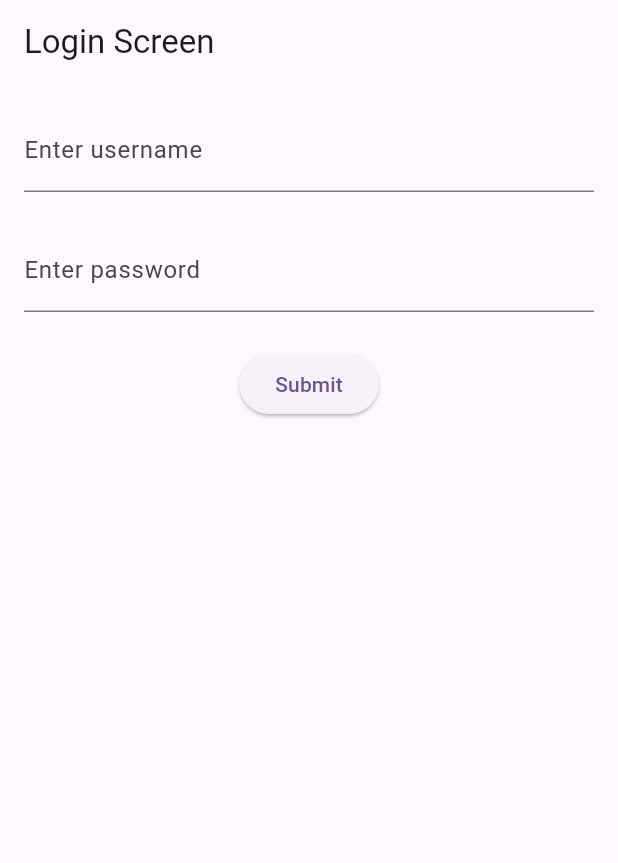
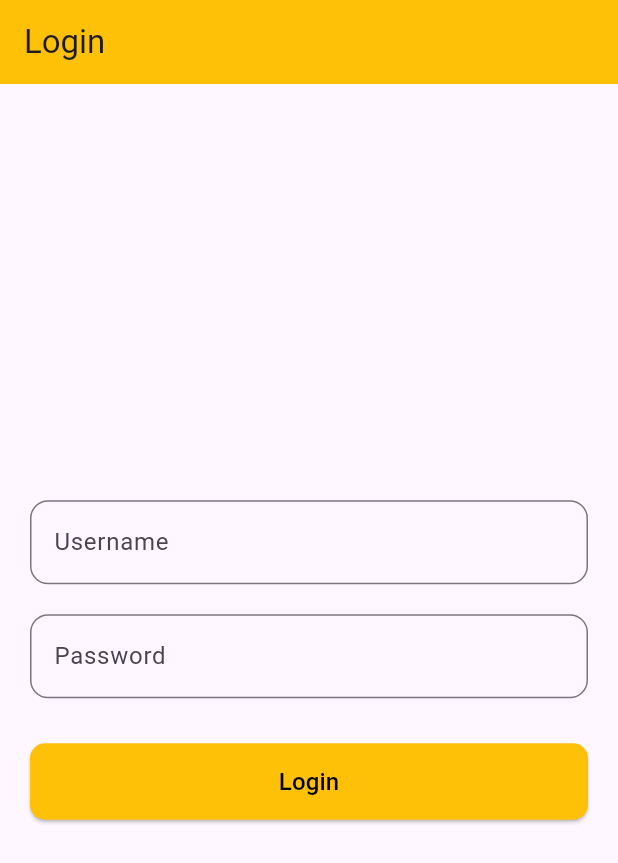
Before and after one commit to mmasima/arm-me, a Flutter app: the screen it shows after launch, on a phone screen of 412 x 824 dp. Shown: the top 863 px of the screen. Run offline on Flutter 3.47's test engine with Material 3 defaults, Android fonts, the phone set to English and light mode, and no system bars; our stand-ins replace bloc, dio, flutter_bloc, shared_preferences.

Commit message:
final changes

```diff
--- a/lib/presentation/screens/login_screen.dart
+++ b/lib/presentation/screens/login_screen.dart
@@ -1,26 +1,60 @@
+import 'package:armme/data/service/login_api.dart';
 import 'package:armme/presentation/cubit/login_cubit.dart';
 import 'package:armme/presentation/cubit/login_state.dart';
+import 'package:armme/presentation/screens/dashboard_screen.dart';
+import 'package:flutter/material.dart';
 import 'package:flutter_bloc/flutter_bloc.dart';
+import 'package:shared_preferences/shared_preferences.dart';
 
-import 'package:flutter/material.dart';
-import 'package:armme/presentation/screens/dashboard_screen.dart';
+class LoginScreen extends StatefulWidget {
+  const LoginScreen({super.key});
 
-import '../../../data/service/login_api.dart';
+  @override
+  State<LoginScreen> createState() => _LoginScreenState();
+}
 
-class LoginScreen extends StatelessWidget {
+class _LoginScreenState extends State<LoginScreen> {
   final TextEditingController username = TextEditingController();
   final TextEditingController password = TextEditingController();
 
-  LoginScreen({super.key});
+  bool isLoggedIn = true;
+
+  @override
+  void initState() {
+    super.initState();
+    checkIfLoggedIn();
+  }
+
+  Future<void> checkIfLoggedIn() async {
+    final prefs = await SharedPreferences.getInstance();
+    final token = prefs.getString('access_token');
+
+    if (token != null && token.isNotEmpty) {
+      if (!mounted) return;
+      Navigator.pushReplacement(
+        context,
+        MaterialPageRoute(builder: (_) => const DashboardScreen()),
+      );
+    } else {
+      setState(() => isLoggedIn = false);
+    }
+  }
 
   @override
   Widget build(BuildContext context) {
+    if (isLoggedIn) {
+      return const Scaffold(body: Center(child: CircularProgressIndicator()));
+    }
+
     return BlocProvider(
       create: (_) => LoginCubit(LoginUserApi()),
       child: Scaffold(
-        appBar: AppBar(title: const Text("Login Screen")),
+        appBar: AppBar(
+          title: const Text("Login"),
+          backgroundColor: Colors.amber,
+        ),
         body: Padding(
-          padding: const EdgeInsets.all(16.0),
+          padding: const EdgeInsets.all(20),
           child: BlocConsumer<LoginCubit, LoginState>(
             listener: (context, state) {
               if (state is LoginSuccess) {
@@ -29,35 +63,66 @@ class LoginScreen extends StatelessWidget {
                   MaterialPageRoute(builder: (_) => const DashboardScreen()),
                 );
               } else if (state is LoginFailure) {
-                ScaffoldMessenger.of(context).showSnackBar(
-                  SnackBar(content: Text(state.error)),
-                );
+                ScaffoldMessenger.of(
+                  context,
+                ).showSnackBar(SnackBar(content: Text('Failed to login, please try again')));
               }
             },
             builder: (context, state) {
               final cubit = context.read<LoginCubit>();
 
               return Column(
+                mainAxisAlignment: MainAxisAlignment.center,
                 children: [
                   TextField(
                     controller: username,
-                    decoration: const InputDecoration(labelText: 'Enter username'),
+                    decoration: InputDecoration(
+                      labelText: 'Username',
+                      border: OutlineInputBorder(
+                        borderRadius: BorderRadius.circular(12),
+                      ),
+                    ),
                   ),
-                  const SizedBox(height: 24),
+                  const SizedBox(height: 20),
                   TextField(
                     controller: password,
                     obscureText: true,
-                    decoration: const InputDecoration(labelText: 'Enter password'),
+                    decoration: InputDecoration(
+                      labelText: 'Password',
+                      border: OutlineInputBorder(
+                        borderRadius: BorderRadius.circular(12),
+                      ),
+                    ),
                   ),
-                  const SizedBox(height: 24),
-                  state is LoginLoading
-                      ? const CircularProgressIndicator()
-                      : ElevatedButton(
-                          onPressed: () {
-                            cubit.login(username.text, password.text);
-                          },
-                          child: const Text('Submit'),
+                  const SizedBox(height: 30),
+                  SizedBox(
+                    width: double.infinity,
+                    child: ElevatedButton(
+                      onPressed: state is LoginLoading
+                          ? null
+                          : () {
+                              cubit.login(username.text, password.text);
+                            },
+                      style: ElevatedButton.styleFrom(
+                        backgroundColor: Colors.amber,
+                        foregroundColor: Colors.black,
+                        padding: const EdgeInsets.symmetric(vertical: 14),
+                        shape: RoundedRectangleBorder(
+                          borderRadius: BorderRadius.circular(10),
                         ),
+                      ),
+                      child: state is LoginLoading
+                          ? const SizedBox(
+                              width: 24,
+                              height: 24,
+                              child: CircularProgressIndicator(
+                                strokeWidth: 2,
+                                color: Colors.white,
+                              ),
+                            )
+                          : const Text("Login", style: TextStyle(fontSize: 16)),
+                    ),
+                  ),
                 ],
               );
             },
```
Also changed, not shown: lib/data/model/arm_status_response.dart (added, +13 -0 lines), lib/data/service/demo_system_api.dart (+22 -2 lines), lib/presentation/cubit/dashboard/dashboard_cubit.dart (+17 -0 lines), lib/presentation/cubit/dashboard/dashboard_state.dart (+7 -0 lines), lib/presentation/screens/dashboard_screen.dart (+112 -12 lines).
